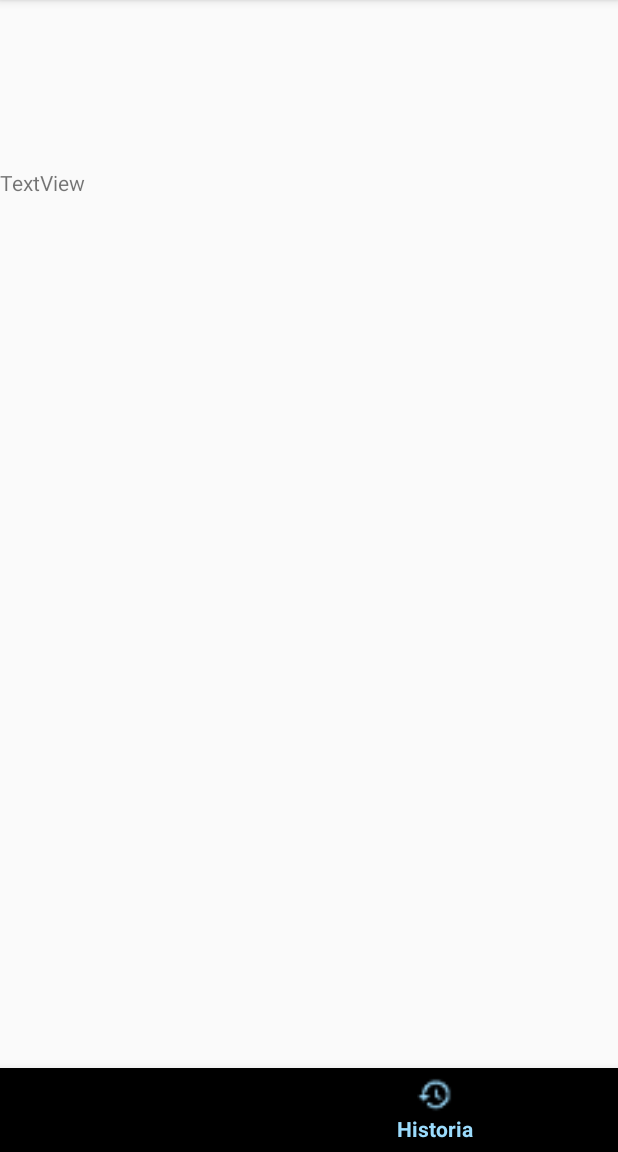
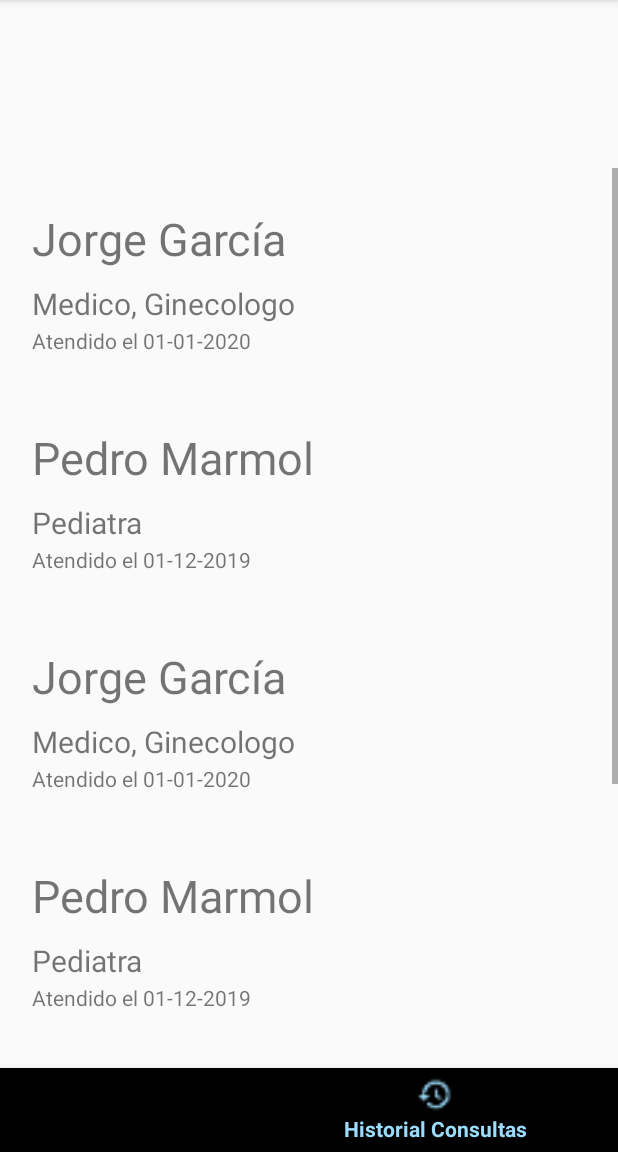
Before and after one commit to RodrigoDeRosa-zz/ConectarSalud, an Android app: the HomeAffiliateActivity screen opened directly, with no data from a screen before it, item 2 of the bottom bar chosen, on a phone screen of 412 x 824 dp, the part 84-1236 px from its top. Run offline under Robolectric (Android 15) with nearby library versions, the phone set to English and light mode, and no system bars; network calls fail.

Commit message:
Added Recycler View to patient history

```diff
--- a/app/build.gradle
+++ b/app/build.gradle
@@ -50,6 +50,7 @@ dependencies {
     implementation 'io.agora.rtc:full-sdk:2.4.1'
     implementation 'com.google.firebase:firebase-messaging:17.3.4'
     implementation 'com.github.nkzawa:socket.io-client:0.6.0'
+    implementation 'androidx.recyclerview:recyclerview:1.1.0-alpha03'
     testImplementation 'junit:junit:4.12'
     androidTestImplementation 'androidx.test.ext:junit:1.1.1'
     androidTestImplementation 'androidx.test.espresso:espresso-core:3.2.0'
--- /dev/null
+++ b/app/src/main/java/com/conectarSalud/adapter/HistoryRVAdapter.kt
@@ -0,0 +1,43 @@
+package com.conectarSalud.adapter
+
+import android.content.Context
+import android.view.LayoutInflater
+import android.view.View
+import android.view.ViewGroup
+import android.widget.TextView
+import androidx.recyclerview.widget.RecyclerView
+import com.conectarSalud.R
+import com.conectarSalud.model.HistoryAffiliateItemModel
+
+
+class HistoryRVAdapter(val histories : ArrayList<HistoryAffiliateItemModel>, val context: Context) : RecyclerView.Adapter<HistoryRVAdapter.HistoryViewHolder?>() {
+
+    class HistoryViewHolder internal constructor(itemView: View) :
+        RecyclerView.ViewHolder(itemView) {
+        var medicName: TextView
+        var specialities: TextView
+        var date: TextView
+
+        init {
+            medicName = itemView.findViewById(R.id.medic_name)
+            specialities = itemView.findViewById(R.id.specialities)
+            date = itemView.findViewById(R.id.date)
+        }
+    }
+
+    override fun onBindViewHolder(holder: HistoryViewHolder, position: Int) {
+        var history = histories?.get(position)
+        holder.medicName.text = (history?.medicName ?: "none") +" "+ (history?.medicLastName?: "none")
+        holder.specialities.text = history?.specialities?.joinToString(", ") ?: "none"
+        holder.date.text = "Atendido el "+history?.date
+    }
+
+    override fun onCreateViewHolder(parent: ViewGroup, viewType: Int): HistoryViewHolder {
+        val v: View = LayoutInflater.from(parent.context).inflate(R.layout.recycler_view_item_affiliate_history, parent, false)
+        return HistoryViewHolder(v)
+    }
+
+    override fun getItemCount(): Int {
+        return this.histories?.size!!;
+    }
+}
--- a/app/src/main/java/com/conectarSalud/fragments/AffiliateHistoryFragment.kt
+++ b/app/src/main/java/com/conectarSalud/fragments/AffiliateHistoryFragment.kt
@@ -1,12 +1,15 @@
 package com.conectarSalud.fragments
 
-import androidx.fragment.app.Fragment
+import android.os.Bundle
 import android.view.LayoutInflater
 import android.view.View
 import android.view.ViewGroup
-import android.os.Bundle
-
+import androidx.fragment.app.Fragment
+import androidx.recyclerview.widget.LinearLayoutManager
+import androidx.recyclerview.widget.RecyclerView
 import com.conectarSalud.R
+import com.conectarSalud.adapter.HistoryRVAdapter
+import com.conectarSalud.model.HistoryAffiliateItemModel
 
 class AffiliateHistoryFragment: Fragment() {
 
@@ -18,7 +21,29 @@ class AffiliateHistoryFragment: Fragment() {
                               container: ViewGroup?,
                               savedInstanceState: Bundle?): View? {
 
-        return inflater.inflate(R.layout.fragment_affiliate_history, container, false)
+        val view: View = inflater.inflate(
+            com.conectarSalud.R.layout.fragment_affiliate_history,
+            container, false
+        )
+        var historyRv: RecyclerView = view.findViewById(R.id.history_affiliate_recycler_view) as RecyclerView
+        var mLayoutManager = LinearLayoutManager(this.activity)
+        historyRv.layoutManager = mLayoutManager
+
+        val adapter = context?.let { HistoryRVAdapter(getHistory(), it) }
+        historyRv.adapter = adapter
+
+        return view
+    }
+
+    private fun getHistory(): ArrayList<HistoryAffiliateItemModel> {
+        val histories: ArrayList<HistoryAffiliateItemModel> = ArrayList()
+        histories.add(HistoryAffiliateItemModel("Jorge","García", listOf("Medico","Ginecologo"),"01-01-2020"))
+        histories.add(HistoryAffiliateItemModel("Pedro","Marmol", listOf("Pediatra"),"01-12-2019"))
+        histories.add(HistoryAffiliateItemModel("Jorge","García", listOf("Medico","Ginecologo"),"01-01-2020"))
+        histories.add(HistoryAffiliateItemModel("Pedro","Marmol", listOf("Pediatra"),"01-12-2019"))
+        histories.add(HistoryAffiliateItemModel("Jorge","García", listOf("Medico","Ginecologo"),"01-01-2020"))
+        histories.add(HistoryAffiliateItemModel("Pedro","Marmol", listOf("Pediatra"),"01-12-2019"))
+        return histories
     }
 
 }
--- /dev/null
+++ b/app/src/main/java/com/conectarSalud/model/HistoryAffiliateItemModel.kt
@@ -0,0 +1,8 @@
+package com.conectarSalud.model
+
+data class HistoryAffiliateItemModel(
+    val medicName: String,
+    val medicLastName: String,
+    val specialities: List<String>,
+    val date: String
+)
--- a/app/src/main/res/layout/fragment_affiliate_history.xml
+++ b/app/src/main/res/layout/fragment_affiliate_history.xml
@@ -1,15 +1,18 @@
 <?xml version="1.0" encoding="utf-8"?>
 <androidx.constraintlayout.widget.ConstraintLayout
     xmlns:android="http://schemas.android.com/apk/res/android"
-    xmlns:tools="http://schemas.android.com/tools"
+    xmlns:app="http://schemas.android.com/apk/res-auto"
     android:layout_width="match_parent"
     android:layout_height="match_parent">
 
-    <TextView
-        android:id="@+id/textView"
-        android:layout_width="175dp"
-        android:layout_height="88dp"
-        android:text="TextView"
-        tools:layout_editor_absoluteX="103dp"
-        tools:layout_editor_absoluteY="192dp" />
+    <androidx.recyclerview.widget.RecyclerView
+        android:id="@+id/history_affiliate_recycler_view"
+        android:scrollbars="vertical"
+        android:layout_width="0dp"
+        android:layout_height="0dp"
+        app:layout_constraintBottom_toBottomOf="parent"
+        app:layout_constraintEnd_toEndOf="parent"
+        app:layout_constraintStart_toStartOf="parent"
+        app:layout_constraintTop_toTopOf="parent"/>
+
 </androidx.constraintlayout.widget.ConstraintLayout>
--- /dev/null
+++ b/app/src/main/res/layout/recycler_view_item_affiliate_history.xml
@@ -0,0 +1,43 @@
+<?xml version="1.0" encoding="utf-8"?>
+<LinearLayout xmlns:android="http://schemas.android.com/apk/res/android"
+    xmlns:tools="http://schemas.android.com/tools"
+    android:layout_width="match_parent"
+    android:layout_height="wrap_content"
+    android:padding="5dp"
+    >
+
+    <RelativeLayout
+        android:layout_width="match_parent"
+        android:layout_height="wrap_content"
+        android:padding="16dp"
+        android:id="@+id/item_affiliate_history">
+
+        <TextView
+            android:id="@+id/medic_name"
+            android:layout_width="wrap_content"
+            android:layout_height="wrap_content"
+            android:layout_alignParentTop="true"
+            android:layout_marginTop="5dp"
+            android:textSize="30sp"
+            tools:text="Pedro García" />
+
+        <TextView
+            android:id="@+id/specialities"
+            android:layout_width="wrap_content"
+            android:layout_height="wrap_content"
+            android:layout_below="@+id/medic_name"
+            android:layout_marginTop="9dp"
+            android:textSize="20sp"
+            tools:text="Ginecologo, Médico" />
+
+        <TextView
+            android:id="@+id/date"
+            android:layout_width="wrap_content"
+            android:layout_height="wrap_content"
+            android:layout_below="@+id/medic_name"
+            android:layout_marginTop="38dp"
+            tools:text="@tools:sample/date/ddmmyy" />
+
+    </RelativeLayout>
+
+</LinearLayout>
--- a/app/src/main/res/values/strings.xml
+++ b/app/src/main/res/values/strings.xml
@@ -29,5 +29,5 @@
     <string name="fcm_message">FCM Message</string>
     <!-- Menu -->
     <string name="menu_home">Nueva Consulta</string>
-    <string name="menu_history">Historia</string>
+    <string name="menu_history">Historial Consultas</string>
 </resources>
--- a/build.gradle
+++ b/build.gradle
@@ -11,7 +11,6 @@ buildscript {
         classpath 'com.android.tools.build:gradle:3.6.3'
         classpath "org.jetbrains.kotlin:kotlin-gradle-plugin:$kotlin_version"
         classpath 'com.google.gms:google-services:4.2.0'
-
         // NOTE: Do not place your application dependencies here; they belong
         // in the individual module build.gradle files
     }
```
